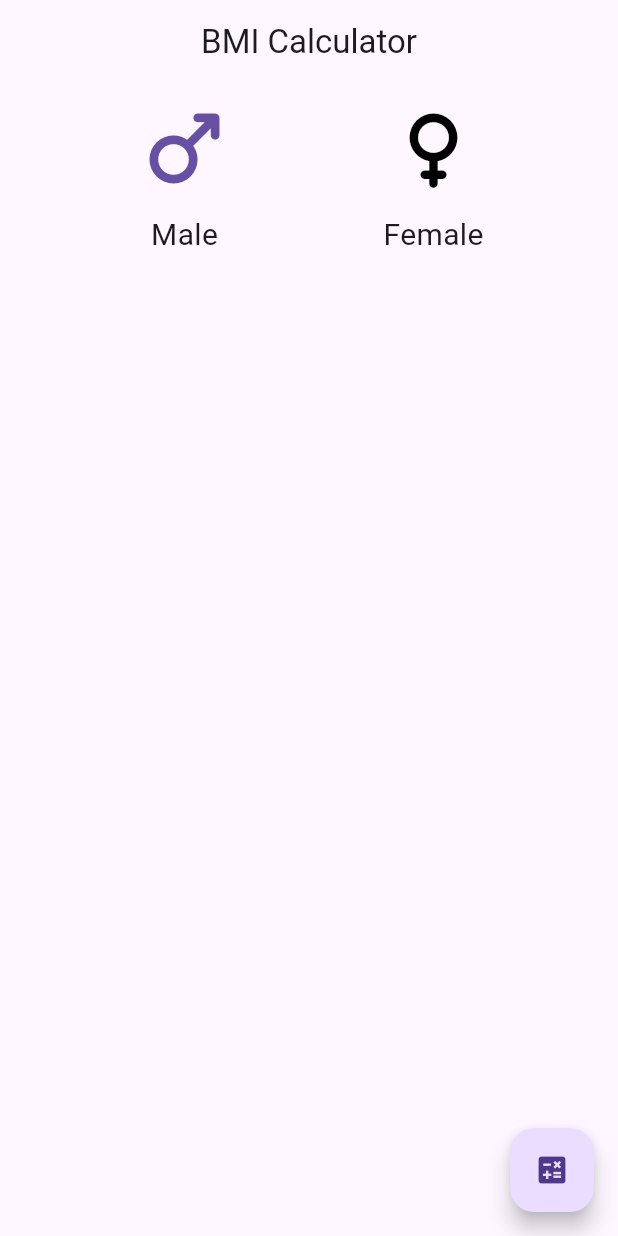
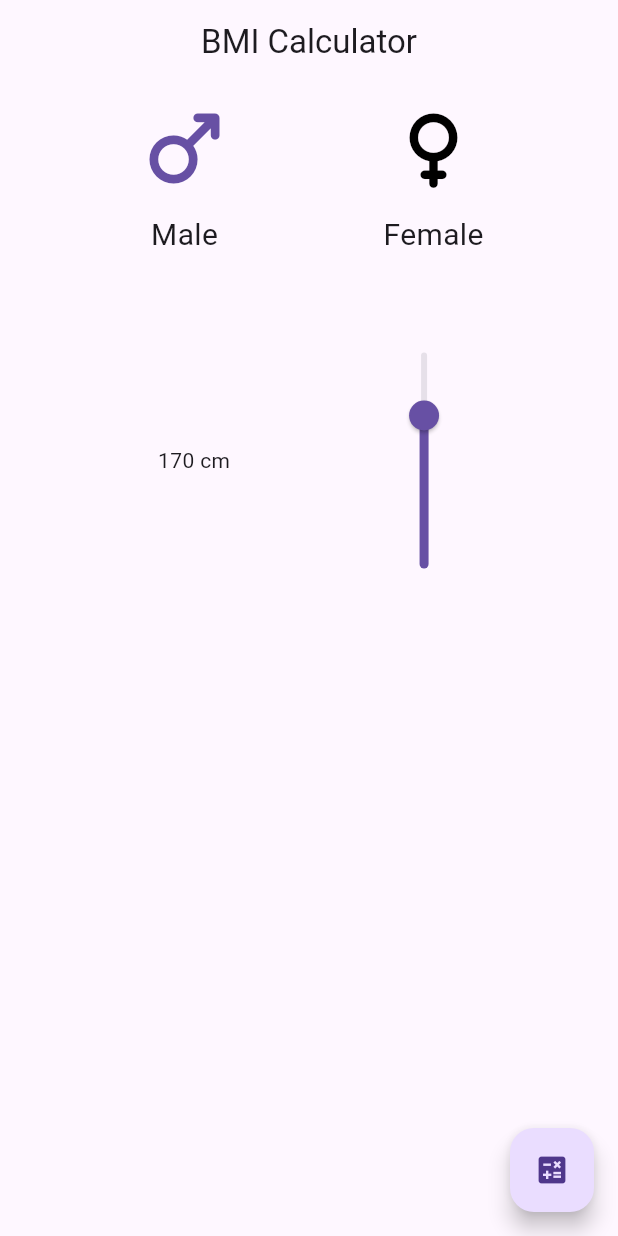
Before and after one commit to ForcesR2N/bmi_calculator, a Flutter app: the screen it shows after launch, on a phone screen of 412 x 824 dp. Run offline on Flutter 3.47's test engine with Material 3 defaults, Android fonts, the phone set to English and light mode, and no system bars.

Commit message:
add slider vertical

```diff
--- a/lib/pages/home_page.dart
+++ b/lib/pages/home_page.dart
@@ -32,6 +32,8 @@ class _HomePageState extends State<HomePage> {
     return Column(
       children: [
         _genderSelector(),
+        const SizedBox(height: 20),
+        _heightSelector(),
       ],
     );
   }
@@ -59,7 +61,7 @@ class _HomePageState extends State<HomePage> {
                       : Colors.black,
                 ),
               ),
-              Text(
+              const Text(
                 "Male",
                 style: TextStyle(fontSize: 20),
               ),
@@ -81,7 +83,7 @@ class _HomePageState extends State<HomePage> {
                       : Colors.black,
                 ),
               ),
-              Text(
+              const Text(
                 "Female",
                 style: TextStyle(fontSize: 20),
               ),
@@ -91,4 +93,31 @@ class _HomePageState extends State<HomePage> {
       ),
     );
   }
+
+  Widget _heightSelector() {
+    return Container(
+      padding: const EdgeInsets.symmetric(vertical: 20),
+      child: Row(
+        mainAxisSize: MainAxisSize.max,
+        mainAxisAlignment: MainAxisAlignment.spaceEvenly,
+        crossAxisAlignment: CrossAxisAlignment.center,
+        children: [
+          Text("$_height cm"),
+          RotatedBox(
+            quarterTurns: 3,
+            child: Slider(
+              min: 0,
+              max: 240,
+              value: _height.toDouble(),
+              onChanged: (value) {
+                setState(() {
+                  _height = value.toInt();
+                });
+              },
+            ),
+          ),
+        ],
+      ),
+    );
+  }
 }
```
